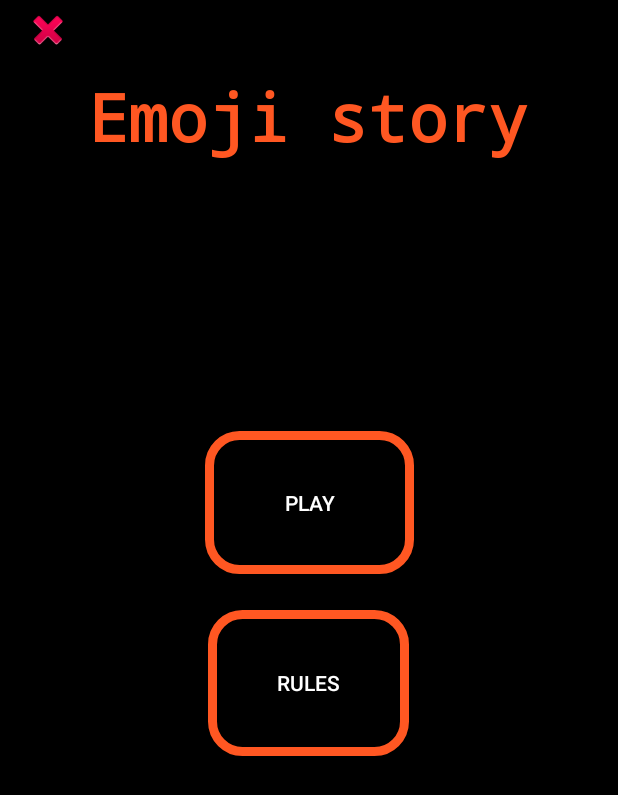
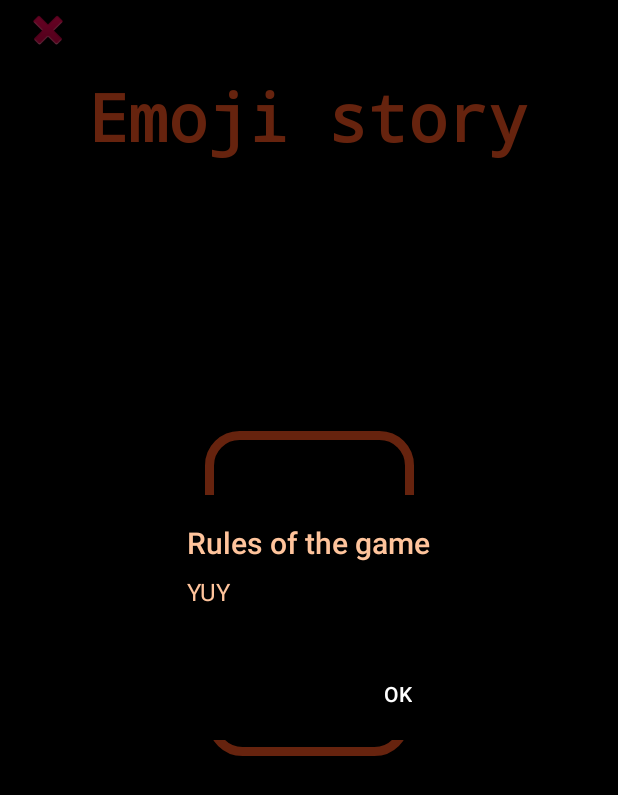
Before and after one commit to Mariechrismas/PopInteraction, an Android app: the EmojiStoryFrontPage screen opened directly, with no data from a screen before it, after a tap on "RULES", on a phone screen of 412 x 824 dp. Shown: the top 795 px of the screen. Run offline under Robolectric (Android 15) with nearby library versions, the phone set to English and light mode, and no system bars.

Commit message:
rajout code supprimer par erreur

```diff
--- a/app/src/main/java/com/example/popinteraction/emojistory/EmojiStoryFrontPage.kt
+++ b/app/src/main/java/com/example/popinteraction/emojistory/EmojiStoryFrontPage.kt
@@ -3,8 +3,10 @@ package com.example.popinteraction.emojistory
 import android.content.Intent
 import android.os.Bundle
 import android.view.View
+import androidx.appcompat.app.AlertDialog
 import androidx.appcompat.app.AppCompatActivity
 import com.example.popinteraction.DepixelimageActivity
+import com.example.popinteraction.MainActivity
 import com.example.popinteraction.R
 
 class EmojiStoryFrontPage: AppCompatActivity() {
@@ -19,4 +21,21 @@ class EmojiStoryFrontPage: AppCompatActivity() {
         startActivity(intent)
     }
 
+    fun navigateToMenu(view: View) {
+        val intent = Intent(this, MainActivity::class.java)
+        startActivity(intent)
+    }
+
+    fun showRulesPopup(view: View) {
+        val alertDialogBuilder = AlertDialog.Builder(this, R.style.CustomDialog)
+        alertDialogBuilder.setTitle(R.string.rules_popup_title)
+        alertDialogBuilder.setMessage(R.string.rules_emoji_story)
+        alertDialogBuilder.setPositiveButton("OK") { dialog, _ ->
+            dialog.dismiss()
+        }
+
+        val alertDialog = alertDialogBuilder.create()
+        alertDialog.show()
+    }
+
 }
```
